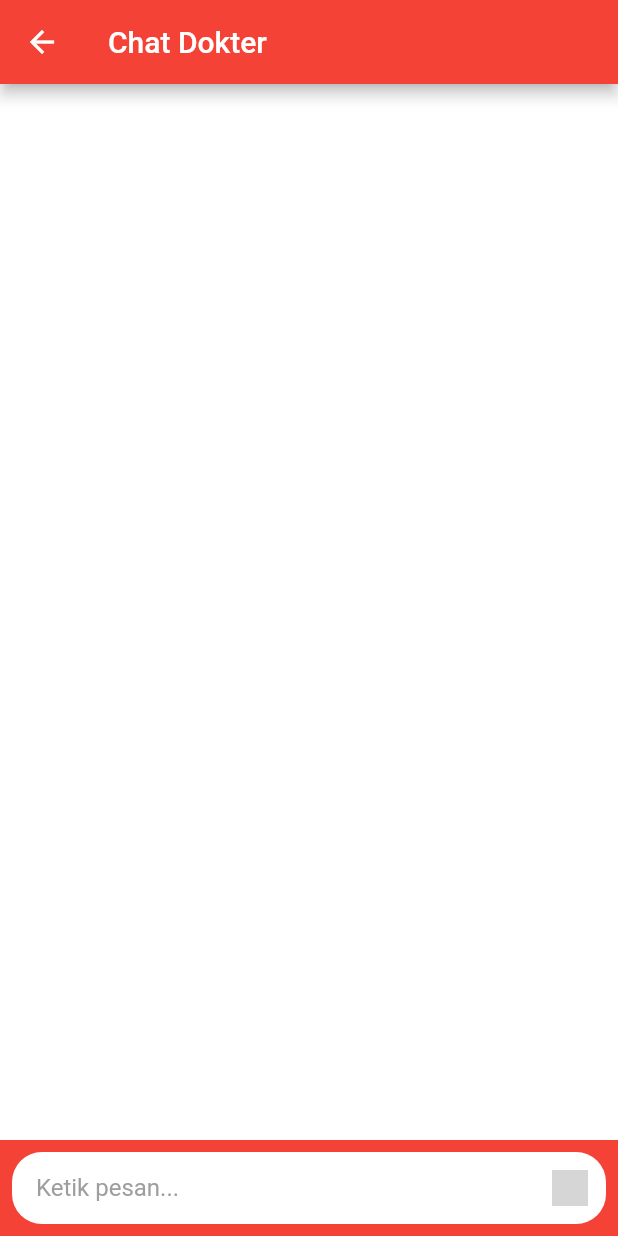
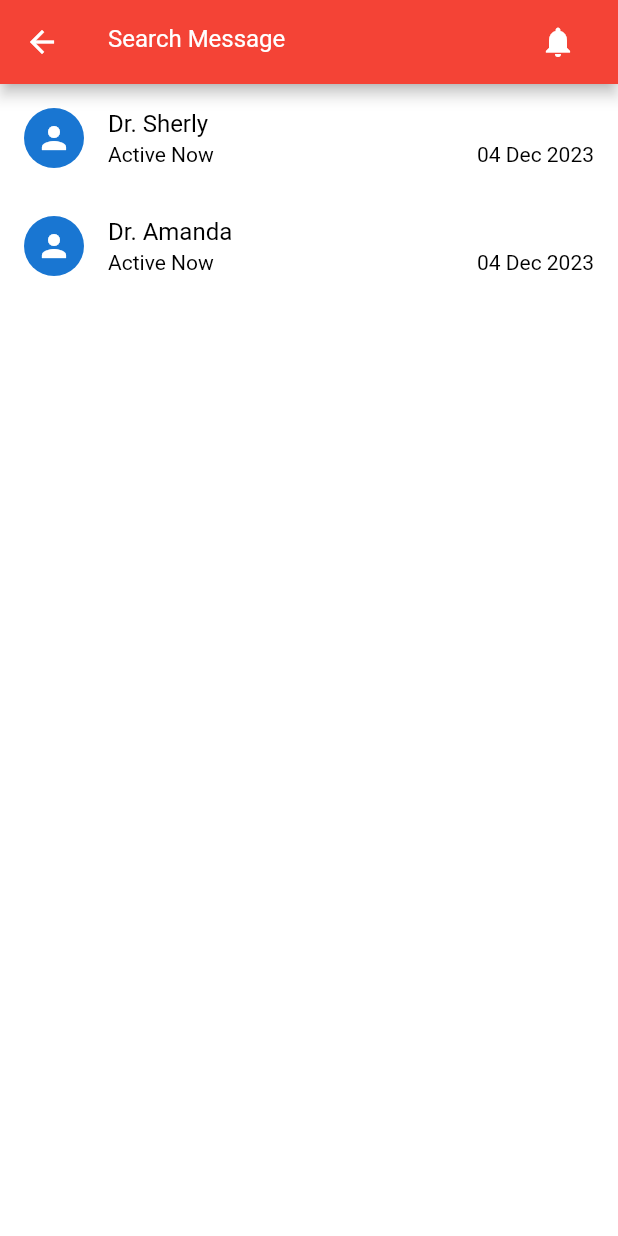
Before and after one commit to Mondsta/medicare_mobileapp, a Flutter app: the Konsultasi screen opened directly, after a tap on "Dokter Umum", on a phone screen of 412 x 824 dp. Run offline on Flutter 3.47's test engine with Material 2 defaults, Android fonts, the phone set to English and light mode, and no system bars; our stand-ins replace image_picker; grey boxes are pictures that could not be loaded.

Commit message:
Create new chat page system

```diff
--- a/lib/chat.dart
+++ /dev/null
@@ -1,145 +0,0 @@
-import 'package:flutter/material.dart';
-
-class Chat extends StatefulWidget {
-  @override
-  _ChatState createState() => _ChatState();
-}
-
-class _ChatState extends State<Chat> {
-  List<String> messages = []; // List untuk menyimpan pesan-pesan
-
-  TextEditingController _messageController = TextEditingController();
-
-  @override
-  Widget build(BuildContext context) {
-    return Scaffold(
-      appBar: AppBar(
-        title: Text(
-          'Chat Dokter',
-          style: TextStyle(color: Colors.white),
-        ),
-        backgroundColor: Colors.red,
-      ),
-      body: Container(
-        decoration: BoxDecoration(
-          color: Colors.white,
-        ),
-        child: Column(
-          children: [
-            Expanded(
-              child: ListView.builder(
-                itemCount: messages.length,
-                itemBuilder: (context, index) {
-                  return _buildMessageBubble(messages[index], index);
-                },
-              ),
-            ),
-            _buildInputField(),
-          ],
-        ),
-      ),
-    );
-  }
-
-  Widget _buildInputField() {
-    return Container(
-      padding: EdgeInsets.all(8.0),
-      decoration: BoxDecoration(
-        color: Colors.red,
-      ),
-      child: Row(
-        children: [
-          Expanded(
-            child: Container(
-              decoration: BoxDecoration(
-                borderRadius: BorderRadius.circular(20.0),
-                color: Colors.white,
-              ),
-              child: Row(
-                children: [
-                  Expanded(
-                    child: TextField(
-                      controller: _messageController,
-                      decoration: InputDecoration(
-                        hintText: 'Ketik pesan...',
-                        hintStyle: TextStyle(color: Colors.grey),
-                        contentPadding: EdgeInsets.symmetric(horizontal: 16.0),
-                        border: InputBorder.none,
-                      ),
-                      style: TextStyle(color: Colors.black),
-                    ),
-                  ),
-                  IconButton(
-                    icon: Image.asset(
-                      'assets/send.png',
-                      width: 24.0,
-                      height: 24.0,
-                      color: Colors.red, // Warna ikon
-                    ),
-                    onPressed: () {
-                      _sendMessage();
-                    },
-                  ),
-                ],
-              ),
-            ),
-          ),
-        ],
-      ),
-    );
-  }
-
-  Widget _buildMessageBubble(String message, int index) {
-    bool isUserMessage =
-        index % 2 == 0; // Menentukan apakah pesan ini dari pengguna atau bukan
-    Color bubbleColor = isUserMessage
-        ? Colors.blue
-        : Colors.blue; // Mengubah warna biru pada pesan pengguna
-    return Container(
-      margin: EdgeInsets.all(8.0),
-      child: Column(
-        crossAxisAlignment: CrossAxisAlignment.end,
-        children: [
-          Text(
-            'Anda',
-            style: TextStyle(
-              color: Colors.grey,
-              fontSize: 12.0,
-            ),
-          ),
-          Align(
-            alignment: Alignment.centerRight,
-            child: Container(
-              padding: EdgeInsets.all(12.0),
-              decoration: BoxDecoration(
-                color: bubbleColor,
-                borderRadius: BorderRadius.all(
-                    Radius.circular(20.0)), // Satu pola seragam
-              ),
-              child: Text(
-                message,
-                style: TextStyle(color: Colors.white),
-              ),
-            ),
-          ),
-        ],
-      ),
-    );
-  }
-
-  void _sendMessage() {
-    String message = _messageController.text;
-    if (message.isNotEmpty) {
-      setState(() {
-        messages.add(message);
-        _messageController.clear();
-      });
-    }
-  }
-}
-
-void main() {
-  runApp(MaterialApp(
-    home: Chat(),
-  ));
-}
--- /dev/null
+++ b/lib/dokterumum_chat.dart
@@ -0,0 +1,103 @@
+import 'package:flutter/material.dart';
+import 'user_chat.dart';
+import 'package:intl/intl.dart';
+
+class DokterUmumChat extends StatefulWidget {
+  static const routeName = '/chat';
+
+  @override
+  _ChatPageState createState() => _ChatPageState();
+}
+
+class _ChatPageState extends State<DokterUmumChat> {
+  final List<String> allUsers = ['Dr. Sherly', 'Dr. Amanda'];
+  List<String> displayedUsers = [];
+
+  @override
+  void initState() {
+    super.initState();
+    displayedUsers.addAll(allUsers);
+  }
+
+  void filterUsers(String keyword) {
+    setState(() {
+      displayedUsers = allUsers
+          .where((user) => user.toLowerCase().contains(keyword.toLowerCase()))
+          .toList();
+    });
+  }
+
+  void navigateToUserChat(String username) {
+    Navigator.push(
+      context,
+      MaterialPageRoute(
+        builder: (context) => UserChatPage(username: username),
+      ),
+    );
+  }
+
+  String getFormattedDate() {
+    final now = DateTime.now();
+    final formatter = DateFormat('dd MMM yyyy');
+    return formatter.format(now);
+  }
+
+  @override
+  Widget build(BuildContext context) {
+    return Scaffold(
+      appBar: AppBar(
+        backgroundColor: Color.fromRGBO(244, 67, 54, 1),
+        title: TextField(
+          decoration: InputDecoration(
+            hintText: 'Search Message',
+            border: InputBorder.none,
+            hintStyle: TextStyle(color: Color.fromARGB(255, 255, 255, 255)),
+            suffixIcon: IconButton(
+              icon: Icon(Icons.notifications),
+              color: Color.fromARGB(255, 255, 255, 255),
+              onPressed: () {
+
+                // Tambahkan logic saat button notifikasi di klik
+              },
+            ),
+          ),
+          onChanged: filterUsers,
+        ),
+      ),
+      body: Container(
+        color: Color.fromRGBO(255, 255, 255, 255),
+        child: ListView.builder(
+          itemCount: displayedUsers.length,
+          itemBuilder: (ctx, index) {
+            final userName = displayedUsers[index];
+            return GestureDetector(
+              onTap: () => navigateToUserChat(userName),
+              child: ListTile(
+                leading: CircleAvatar(
+                  child: Icon(Icons.person),
+                ),
+                title: Text(
+                  userName,
+                  style: TextStyle(color: const Color.fromARGB(255, 0, 0, 0)),
+                ),
+                subtitle: Row(
+                  mainAxisAlignment: MainAxisAlignment.spaceBetween,
+                  children: [
+                    Text(
+                      'Active Now',
+                      style: TextStyle(color: const Color.fromARGB(255, 0, 0, 0)),
+                    ),
+                    Text(
+                      getFormattedDate(),
+                      style: TextStyle(color: const Color.fromARGB(255, 0, 0, 0)),
+                    ),
+                  ],
+                ),
+              ),
+            );
+          },
+        ),
+      ),
+    );
+  }
+}
--- a/lib/konsultasi.dart
+++ b/lib/konsultasi.dart
@@ -1,6 +1,6 @@
 import 'package:flutter/material.dart';
-
-import 'chat.dart';
+import 'package:medicare_application/dokteranak_chat.dart';
+import 'package:medicare_application/dokterumum_chat.dart';
 
 class Konsultasi extends StatelessWidget {
   @override
@@ -8,7 +8,7 @@ class Konsultasi extends StatelessWidget {
     return Scaffold(
       appBar: AppBar(
         title: Text('Konsultasi'),
-        backgroundColor: Colors.red, // Warna latar belakang appbar
+        backgroundColor: Color.fromRGBO(244, 67, 54, 1), // Warna latar belakang appbar
       ),
       body: Container(
         padding: EdgeInsets.all(16.0),
@@ -21,7 +21,7 @@ class Konsultasi extends StatelessWidget {
               style: TextStyle(
                 fontSize: 24.0,
                 fontWeight: FontWeight.bold,
-                color: Colors.red, // Warna teks
+                color: Color.fromRGBO(244, 67, 54, 1), // Warna teks
               ),
             ),
             SizedBox(height: 16.0),
@@ -37,12 +37,12 @@ class Konsultasi extends StatelessWidget {
               onPressed: () {
                 Navigator.push(
                   context,
-                  MaterialPageRoute(builder: (context) => Chat()),
+                  MaterialPageRoute(builder: (context) => DokterUmumChat()),
                 );
                 // Aksi ketika tombol ditekan
               },
               style: ElevatedButton.styleFrom(
-                primary: Colors.red, // Warna latar belakang tombol
+                primary: Color.fromRGBO(244, 67, 54, 1), // Warna latar belakang tombol
               ),
               child: Text(
                 'Dokter Umum',
@@ -56,7 +56,7 @@ class Konsultasi extends StatelessWidget {
               onPressed: () {
                 Navigator.push(
                   context,
-                  MaterialPageRoute(builder: (context) => Chat()),
+                  MaterialPageRoute(builder: (context) => DokterAnakChat()),
                 );
                 // Aksi ketika tombol ditekan
               },
--- a/lib/login.dart
+++ b/lib/login.dart
@@ -106,7 +106,7 @@ class _LoginScreenState extends State<LoginScreen> {
                   },
                   child: const Text(
                     'Register',
-                    style: TextStyle(color: Colors.red, fontWeight: FontWeight.bold),
+                    style: TextStyle(color: Color.fromRGBO(244, 67, 54, 1), fontWeight: FontWeight.bold),
                   ),
                 ),
               ),
--- a/pubspec.yaml
+++ b/pubspec.yaml
@@ -25,6 +25,8 @@ dependencies:
   flutter:
     sdk: flutter
   cupertino_icons: ^1.0.2
+  intl: ^0.18.1
+  image_picker: ^1.0.0
 
 dev_dependencies:
   flutter_test:
@@ -34,3 +36,4 @@ dev_dependencies:
 flutter:
   assets:
     - assets/Medicare.png
+    - assets/send.png
```
Also changed, not shown: lib/dokteranak_chat.dart (added, +103 -0 lines), lib/homepage.dart (+81 -21 lines), lib/user_chat.dart (added, +123 -0 lines), assets/Medicare.png, pubspec.lock, 5 other files.
